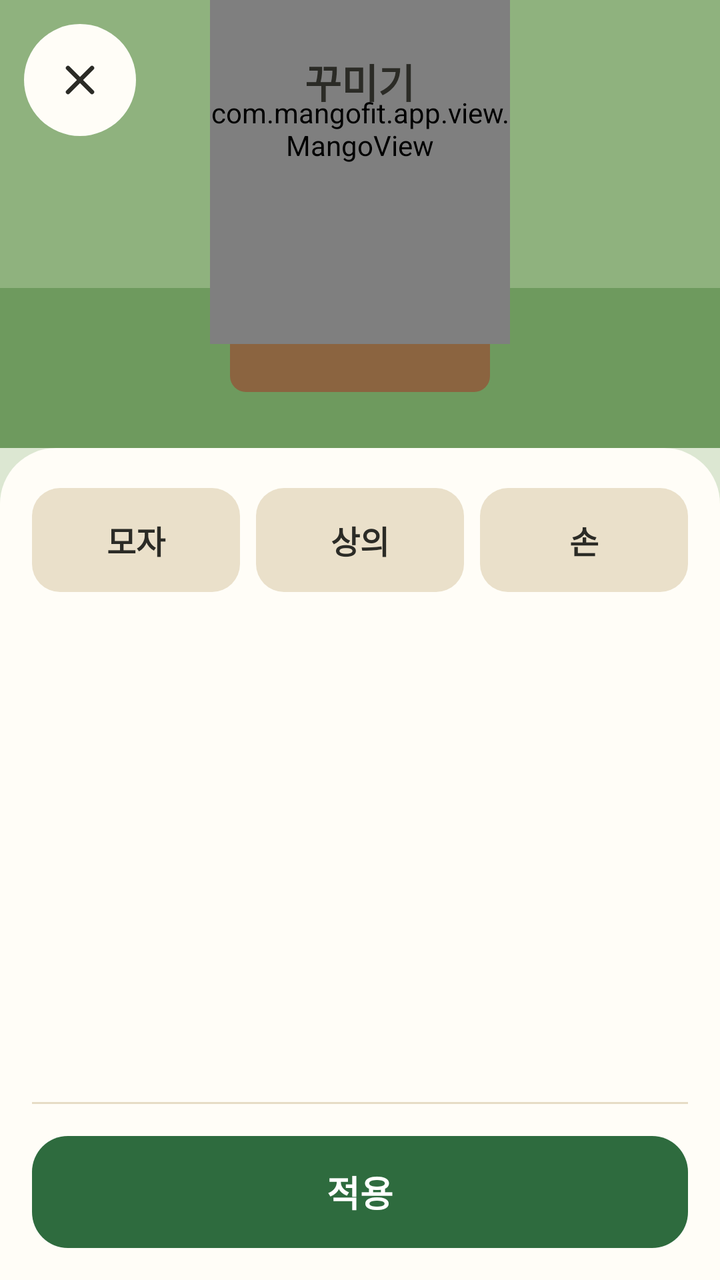
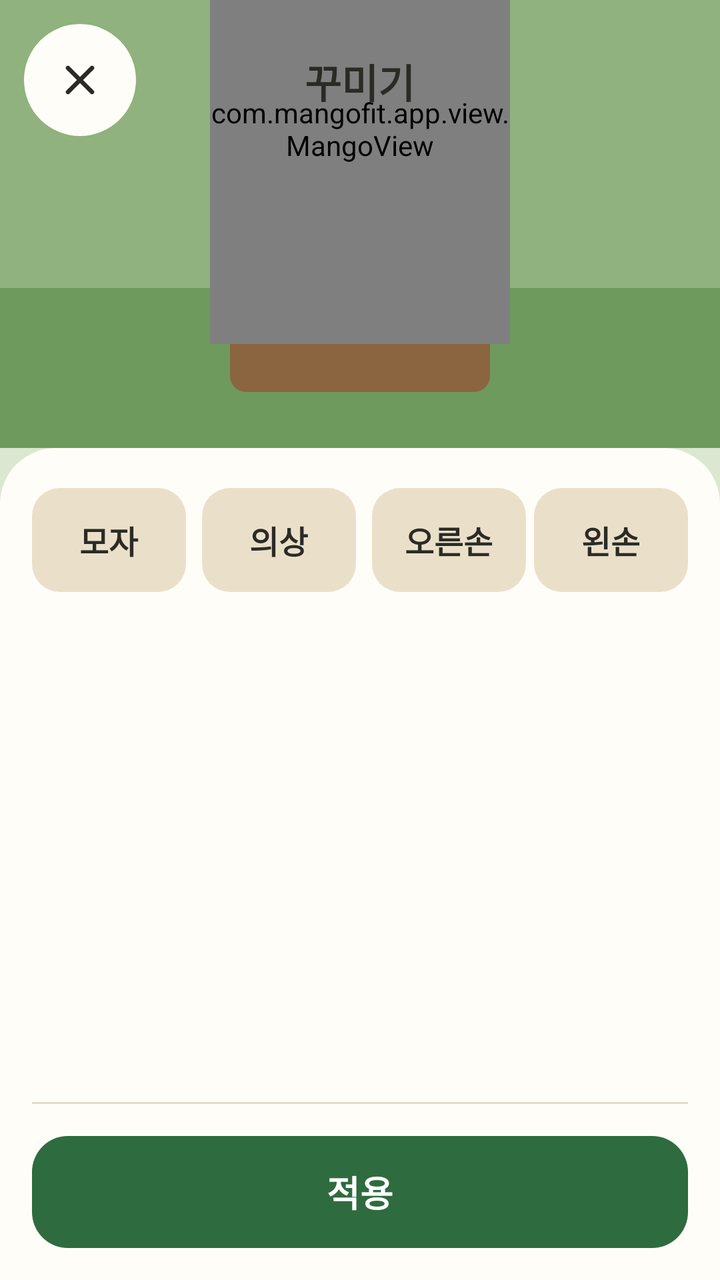

Two renders of the same Android screen: before a commit and after it. Below are the layout's source before the change and the commit's diff.
<!-- AndroidManifest.xml: application theme Theme.JavaApplication -->
<!-- res/layout/activity_customize.xml -->
<?xml version="1.0" encoding="utf-8"?>
<LinearLayout xmlns:android="http://schemas.android.com/apk/res/android"
    android:layout_width="match_parent"
    android:layout_height="match_parent"
    android:background="@color/sky"
    android:orientation="vertical">

    <FrameLayout
        android:id="@+id/customize_scene"
        android:layout_width="match_parent"
        android:layout_height="0dp"
        android:layout_weight="35"
        android:background="@color/sky">

        <include layout="@layout/view_forest_scene" />

        <ImageButton
            android:id="@+id/customize_close"
            android:layout_width="56dp"
            android:layout_height="56dp"
            android:layout_gravity="top|start"
            android:layout_margin="12dp"
            android:background="@drawable/bg_circle_white"
            android:contentDescription="@string/close"
            android:src="@drawable/ic_close" />

        <TextView
            style="@style/CardTitle"
            android:layout_width="wrap_content"
            android:layout_height="wrap_content"
            android:layout_gravity="top|center_horizontal"
            android:layout_marginTop="26dp"
            android:text="@string/customize_title" />
    </FrameLayout>

    <LinearLayout
        android:id="@+id/customize_sheet"
        android:layout_width="match_parent"
        android:layout_height="0dp"
        android:layout_weight="65"
        android:background="@drawable/bg_sheet_top"
        android:orientation="vertical"
        android:paddingStart="16dp"
        android:paddingTop="20dp"
        android:paddingEnd="16dp"
        android:paddingBottom="16dp">

        <LinearLayout
            android:layout_width="match_parent"
            android:layout_height="wrap_content"
            android:orientation="horizontal">

            <TextView
                android:id="@+id/tab_hat"
                style="@style/SegmentTab"
                android:layout_height="52dp"
                android:layout_marginEnd="4dp"
                android:background="@drawable/bg_tab_dark"
                android:text="@string/slot_hat"
                android:textColor="@color/tab_dark_text" />

            <TextView
                android:id="@+id/tab_top"
                style="@style/SegmentTab"
                android:layout_height="52dp"
                android:layout_marginStart="4dp"
                android:layout_marginEnd="4dp"
                android:background="@drawable/bg_tab_dark"
                android:text="@string/slot_top"
                android:textColor="@color/tab_dark_text" />

            <TextView
                android:id="@+id/tab_hand"
                style="@style/SegmentTab"
                android:layout_height="52dp"
                android:layout_marginStart="4dp"
                android:background="@drawable/bg_tab_dark"
                android:text="@string/slot_hand"
                android:textColor="@color/tab_dark_text" />
        </LinearLayout>

        <ScrollView
            android:layout_width="match_parent"
            android:layout_height="0dp"
            android:layout_marginTop="12dp"
            android:layout_weight="1">

            <LinearLayout
                android:layout_width="match_parent"
                android:layout_height="wrap_content"
                android:orientation="vertical">

                
                <GridLayout
                    android:id="@+id/customize_grid"
                    android:layout_width="match_parent"
                    android:layout_height="wrap_content"
                    android:columnCount="3" />

                <TextView
                    android:id="@+id/customize_empty"
                    style="@style/SubText"
                    android:layout_width="match_parent"
                    android:layout_height="wrap_content"
                    android:layout_marginTop="12dp"
                    android:gravity="center" />
            </LinearLayout>
        </ScrollView>

        <View
            android:layout_width="match_parent"
            android:layout_height="1dp"
            android:layout_marginBottom="16dp"
            android:background="@color/border" />

        <TextView
            android:id="@+id/customize_apply"
            style="@style/PrimaryButton"
            android:text="@string/customize_apply" />
    </LinearLayout>
</LinearLayout>
<!-- res/layout/view_forest_scene.xml (included above) -->
<?xml version="1.0" encoding="utf-8"?>
<merge xmlns:android="http://schemas.android.com/apk/res/android">

    <View
        android:layout_width="150dp"
        android:layout_height="220dp"
        android:layout_gravity="bottom|start"
        android:layout_marginStart="-30dp"
        android:layout_marginBottom="40dp"
        android:background="@drawable/bg_hill" />

    <View
        android:layout_width="160dp"
        android:layout_height="260dp"
        android:layout_gravity="bottom|start"
        android:layout_marginStart="60dp"
        android:layout_marginBottom="70dp"
        android:background="@drawable/bg_hill" />

    <View
        android:layout_width="200dp"
        android:layout_height="250dp"
        android:layout_gravity="bottom|end"
        android:layout_marginEnd="-40dp"
        android:layout_marginBottom="40dp"
        android:background="@drawable/bg_hill" />

    <View
        android:layout_width="match_parent"
        android:layout_height="80dp"
        android:layout_gravity="bottom"
        android:background="@color/ground" />

    <View
        android:layout_width="130dp"
        android:layout_height="46dp"
        android:layout_gravity="bottom|center_horizontal"
        android:layout_marginBottom="28dp"
        android:background="@drawable/bg_stump" />

    <View
        android:layout_width="140dp"
        android:layout_height="20dp"
        android:layout_gravity="bottom|center_horizontal"
        android:layout_marginBottom="64dp"
        android:background="@drawable/bg_stump_top" />

    <com.mangofit.app.view.MangoView
        android:id="@+id/scene_mango"
        android:layout_width="150dp"
        android:layout_height="215dp"
        android:layout_gravity="bottom|center_horizontal"
        android:layout_marginBottom="52dp" />
</merge>
<!-- resources referenced by this layout -->
<resources>
  <color name="border">#E6DCC6</color>
  <color name="ground">#6E9A5E</color>
  <color name="sky">#DCE7D2</color>
  <!-- drawable bg_circle_white (drawable) -->
  <?xml version="1.0" encoding="utf-8"?>
  <shape xmlns:android="http://schemas.android.com/apk/res/android" android:shape="oval">
      <solid android:color="@color/card_bg" />
  </shape>
  <!-- drawable bg_hill (drawable) -->
  <?xml version="1.0" encoding="utf-8"?>
  <shape xmlns:android="http://schemas.android.com/apk/res/android" android:shape="rectangle">
      <corners android:topLeftRadius="90dp" android:topRightRadius="90dp"
          android:bottomLeftRadius="0dp" android:bottomRightRadius="0dp" />
      <solid android:color="@color/hill" />
  </shape>
  <!-- drawable bg_sheet_top (drawable) -->
  <?xml version="1.0" encoding="utf-8"?>
  <shape xmlns:android="http://schemas.android.com/apk/res/android" android:shape="rectangle">
      <corners android:topLeftRadius="28dp" android:topRightRadius="28dp"
          android:bottomLeftRadius="0dp" android:bottomRightRadius="0dp" />
      <solid android:color="@color/card_bg" />
  </shape>
  <!-- drawable bg_stump (drawable) -->
  <?xml version="1.0" encoding="utf-8"?>
  <shape xmlns:android="http://schemas.android.com/apk/res/android" android:shape="rectangle">
      <corners android:radius="8dp" />
      <solid android:color="@color/stump" />
  </shape>
  <!-- drawable bg_stump_top (drawable) -->
  <?xml version="1.0" encoding="utf-8"?>
  <shape xmlns:android="http://schemas.android.com/apk/res/android" android:shape="oval">
      <solid android:color="@color/stump_top" />
  </shape>
  <!-- drawable ic_close (drawable) -->
  <?xml version="1.0" encoding="utf-8"?>
  <vector xmlns:android="http://schemas.android.com/apk/res/android"
      android:width="24dp"
      android:height="24dp"
      android:viewportWidth="24"
      android:viewportHeight="24">
      <path
          android:strokeColor="#FF2B2B26"
          android:strokeWidth="2.2"
          android:strokeLineCap="round"
          android:pathData="M6,6L18,18M18,6L6,18" />
  </vector>
  <string name="close">닫기</string>
  <string name="customize_apply">적용</string>
  <string name="customize_title">꾸미기</string>
  <string name="slot_hand">손</string>
  <string name="slot_hat">모자</string>
  <string name="slot_top">상의</string>
  <style name="CardTitle">
          <item name="android:textSize">20sp</item>
          <item name="android:textStyle">bold</item>
          <item name="android:textColor">@color/text_primary</item>
      </style>
  <style name="SubText">
          <item name="android:textSize">14sp</item>
          <item name="android:textColor">@color/text_secondary</item>
      </style>
  <style name="Theme.JavaApplication" parent="Base.Theme.JavaApplication" />
  <color name="card_bg">#FFFDF7</color>
  <color name="hill">#8FB27E</color>
  <color name="stump">#8B6440</color>
  <color name="stump_top">#B08455</color>
  <color name="forest_dark">#2E4A33</color>
  <color name="beige">#EAE0CA</color>
  <color name="text_primary">#2B2B26</color>
  <color name="white">#FFFFFFFF</color>
  <color name="text_secondary">#6B675C</color>
  <style name="Base.Theme.JavaApplication" parent="Theme.Material3.Light.NoActionBar">
          <item name="colorPrimary">@color/green_primary</item>
          <item name="colorOnPrimary">@color/white</item>
          <item name="colorSecondary">@color/mango_orange</item>
          <item name="android:windowBackground">@color/cream_bg</item>
          <item name="android:textColorPrimary">@color/text_primary</item>
          <item name="android:textColorSecondary">@color/text_secondary</item>
      </style>
  <color name="green_primary">#2E6B3E</color>
  <color name="mango_orange">#F0A93B</color>
  <color name="cream_bg">#F6F0E4</color>
  <!-- unchanged entries left out for length: 5 -->
</resources>

<!-- the commit's change to res/layout/activity_customize.xml (unified diff, before → after) -->
@@ -76,6 +76,14 @@
                 android:layout_marginStart="4dp"
                 android:background="@drawable/bg_tab_dark"
                 android:text="@string/slot_hand"
+                android:textColor="@color/tab_dark_text" />
+            <TextView
+                android:id="@+id/tab_left_hand"
+                style="@style/SegmentTab"
+                android:layout_height="52dp"
+                android:layout_marginStart="4dp"
+                android:background="@drawable/bg_tab_dark"
+                android:text="@string/slot_left_hand"
                 android:textColor="@color/tab_dark_text" />
         </LinearLayout>
 
<!-- resource entries referenced after the edit -->
@@ -49,9 +49,10 @@
   <string name="close">닫기</string>
   <string name="customize_apply">적용</string>
   <string name="customize_title">꾸미기</string>
-  <string name="slot_hand">손</string>
+  <string name="slot_hand">오른손</string>
   <string name="slot_hat">모자</string>
-  <string name="slot_top">상의</string>
+  <string name="slot_left_hand">왼손</string>
+  <string name="slot_top">의상</string>
   <style name="CardTitle">
           <item name="android:textSize">20sp</item>
           <item name="android:textStyle">bold</item>
